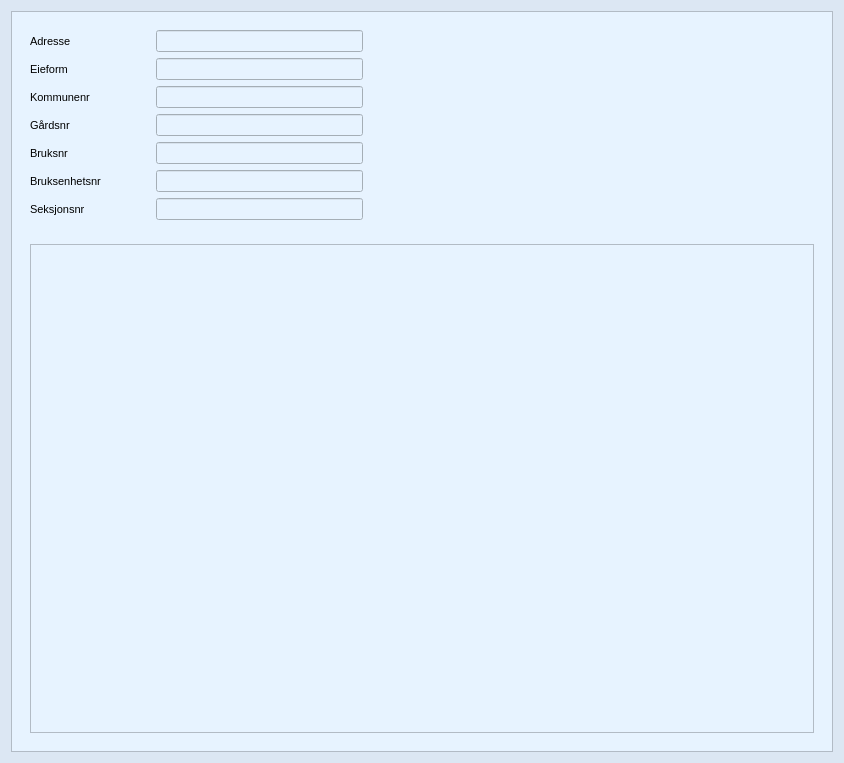
Qt form source/ui/views/forms/history_form.ui (seemir/stressa) before a commit.
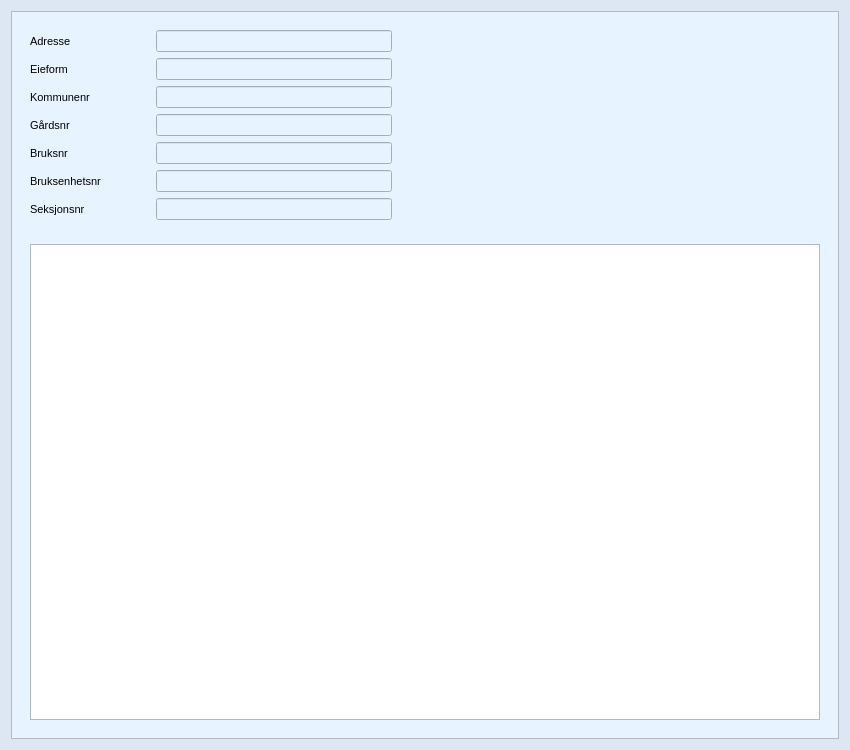
The same form after that commit. Icons and pictures are not drawn.

Commit message: Finished `OwnershipHistory` view in front-end

What changed in the file:
```diff
--- a/source/ui/views/forms/history_form.ui
+++ b/source/ui/views/forms/history_form.ui
@@ -6,8 +6,8 @@
    <rect>
     <x>0</x>
     <y>0</y>
-    <width>844</width>
-    <height>763</height>
+    <width>850</width>
+    <height>750</height>
    </rect>
   </property>
   <property name="sizePolicy">
@@ -18,8 +18,8 @@
   </property>
   <property name="minimumSize">
    <size>
-    <width>0</width>
-    <height>0</height>
+    <width>850</width>
+    <height>750</height>
    </size>
   </property>
   <property name="maximumSize">
@@ -901,6 +901,18 @@
          <item row="0" column="0">
           <widget class="QTableView" name="table_view_historikk">
            <property name="enabled">
+            <bool>true</bool>
+           </property>
+           <property name="alternatingRowColors">
+            <bool>true</bool>
+           </property>
+           <property name="selectionBehavior">
+            <enum>QAbstractItemView::SelectRows</enum>
+           </property>
+           <property name="gridStyle">
+            <enum>Qt::DotLine</enum>
+           </property>
+           <property name="sortingEnabled">
             <bool>false</bool>
            </property>
           </widget>
@@ -1000,7 +1012,7 @@
            </property>
            <property name="minimumSize">
             <size>
-             <width>207</width>
+             <width>236</width>
              <height>0</height>
             </size>
            </property>
```
Left out of the diff: 3 changed lines with no effect on the pictures. The commit also changes 4 other files.
